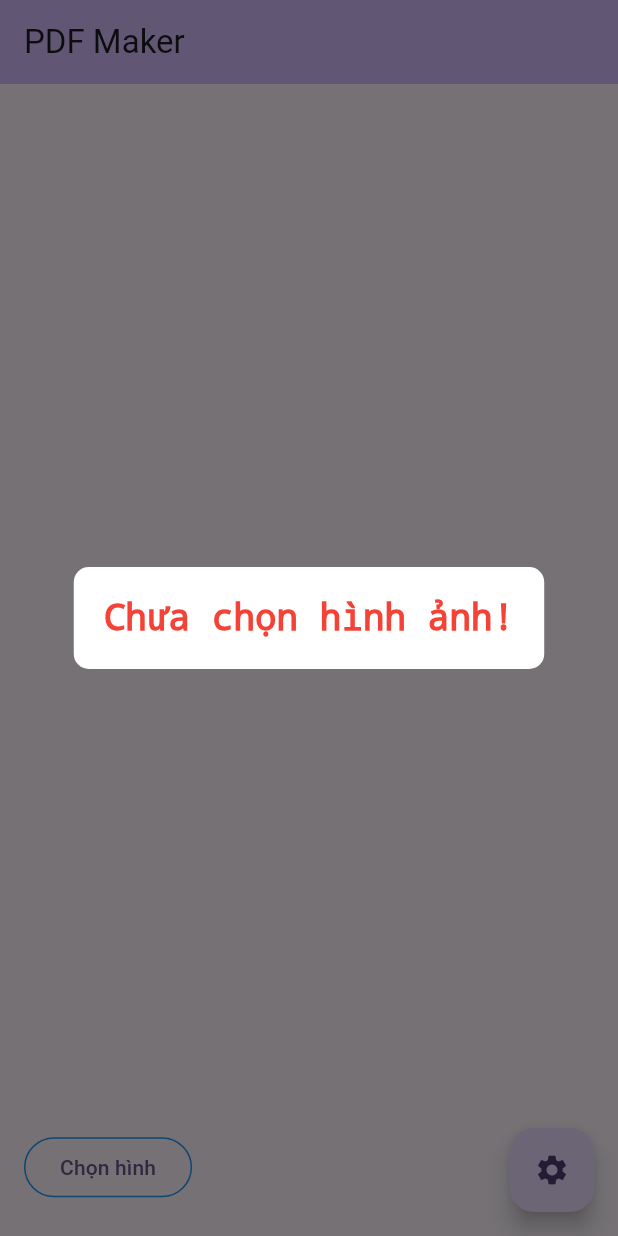
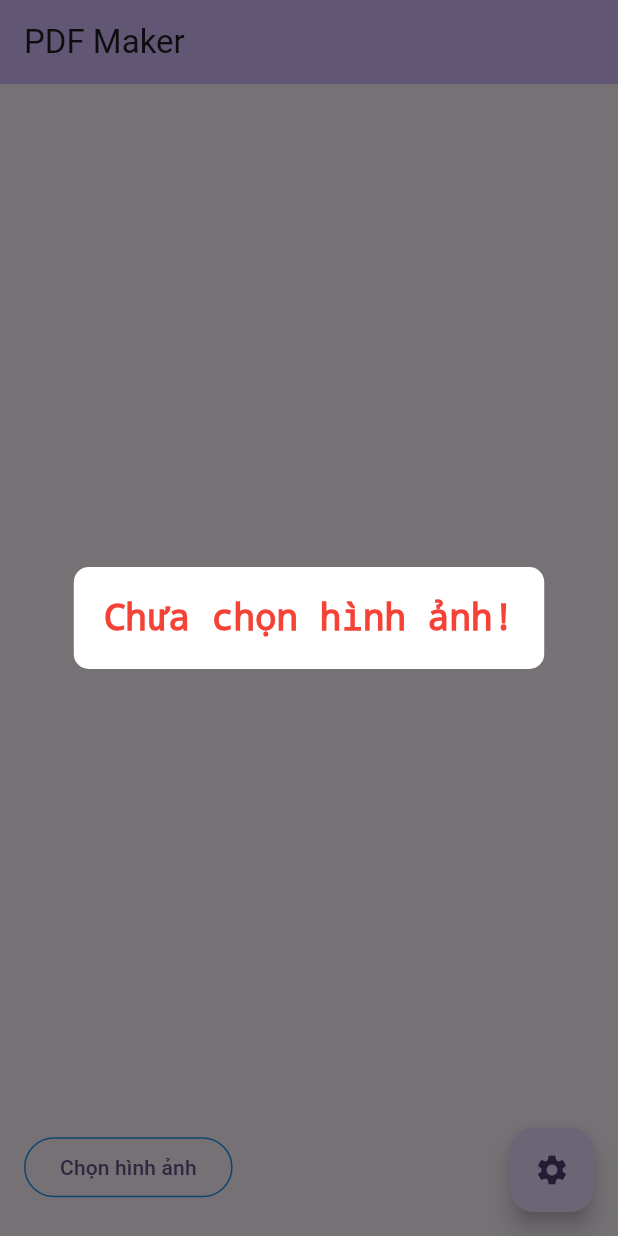
Before and after one commit to khanhkk96/ImagePdfApp, a Flutter app: the screen it shows after launch, after a tap on the "settings" icon, on a phone screen of 412 x 824 dp. Run offline on Flutter 3.47's test engine with Material 3 defaults, Android fonts, the phone set to English and light mode, and no system bars; our stand-ins replace image_picker.

Commit message:
khanhkk_update notfication

```diff
--- a/lib/main.dart
+++ b/lib/main.dart
@@ -1,3 +1,4 @@
+import 'dart:collection';
 import 'dart:io';
 
 import 'package:flutter/cupertino.dart';
@@ -38,11 +39,22 @@ class MyHomePage extends StatefulWidget {
   State<MyHomePage> createState() => _MyHomePageState();
 }
 
+enum NotifyType {
+  SUCCESS,
+  WARNING,
+  ERROR,
+}
+
 class _MyHomePageState extends State<MyHomePage> {
   List<XFile> images = [];
 
-  Future<void> _generatePdf() async {
-    if (images.isEmpty) {
+  void notify(String message, NotifyType type){
+    var mapTypes = <NotifyType,Color>{
+      NotifyType.SUCCESS: Colors.blue,
+      NotifyType.WARNING: Colors.orange,
+      NotifyType.ERROR: Colors.red,
+    };
+
     showDialog(
         context: context,
         builder: (context) {
@@ -53,10 +65,10 @@ class _MyHomePageState extends State<MyHomePage> {
                   decoration: const BoxDecoration(
                       color: Colors.white,
                       borderRadius: BorderRadius.all(Radius.circular(10))),
-                    child: const Text(
-                      "Chưa chọn hình ảnh!",
+                  child:  Text(
+                    message,
                     style: TextStyle(
-                          color: Colors.red,
+                        color: mapTypes[type],
                         fontSize: 24.0,
                         fontWeight: FontWeight.bold,
                         decoration: TextDecoration.none),
@@ -64,6 +76,11 @@ class _MyHomePageState extends State<MyHomePage> {
             ]),
           );
         });
+  }
+
+  Future<void> _generatePdf() async {
+    if (images.isEmpty) {
+      notify("Chưa chọn hình ảnh!", NotifyType.ERROR);
       return;
     }
 
@@ -83,36 +100,15 @@ class _MyHomePageState extends State<MyHomePage> {
       );
     }
 
-    // String filename = DateTime.now().millisecondsSinceEpoch.toString();
     final DateTime now = DateTime.now();
-    final DateFormat formatter = DateFormat('yyyy-MM-dd_HH-mm-ss');
+    final DateFormat formatter = DateFormat('yyyy-MM-dd_HH-mm-ss_ms');
     final String filename = formatter.format(now);
     final file =
         File('${Directory('/storage/emulated/0/Download').path}/$filename.pdf');
     // print("result: ${file.path}");
     await file.writeAsBytes(await pdf.save());
 
-    showDialog(
-        context: context,
-        builder: (context) {
-          return Center(
-            child: Wrap(children: [
-              Container(
-                  padding: const EdgeInsets.all(20),
-                  decoration: const BoxDecoration(
-                      color: Colors.white,
-                      borderRadius: BorderRadius.all(Radius.circular(10))),
-                  child: const Text(
-                    "Tạo file pdf thành công.",
-                    style: TextStyle(
-                        color: Colors.blue,
-                        fontSize: 24.0,
-                        fontWeight: FontWeight.bold,
-                        decoration: TextDecoration.none),
-                  )),
-            ]),
-          );
-        });
+    notify("Tạo file pdf thành công.", NotifyType.SUCCESS);
   }
 
   Future<void> _pickImages() async {
@@ -128,18 +124,6 @@ class _MyHomePageState extends State<MyHomePage> {
         backgroundColor: Theme.of(context).colorScheme.inversePrimary,
         title: Text(widget.title),
       ),
-      // body: Center(
-      //   child: GridView.builder(
-      //       itemCount: images.length,
-      //       itemBuilder: (ctx,index) {
-      //         return Image.file(File(images[index].path));
-      //       }, gridDelegate: SliverGridDelegateWithFixedCrossAxisCount(
-      //     crossAxisCount: 1,
-      //     mainAxisSpacing: 10,
-      //     crossAxisSpacing: 5,
-      //     childAspectRatio: 1.0
-      //   ))
-      // ),
       body: Column(
         crossAxisAlignment: CrossAxisAlignment.start,
         children: [
@@ -178,7 +162,7 @@ class _MyHomePageState extends State<MyHomePage> {
                       width: 1.0,
                     )),
                   ),
-                  child: const Text("Chọn hình"),
+                  child: const Text("Chọn hình ảnh"),
                 ),
               ))
         ],
```
Lines whose indentation alone changed are shown as unchanged.
